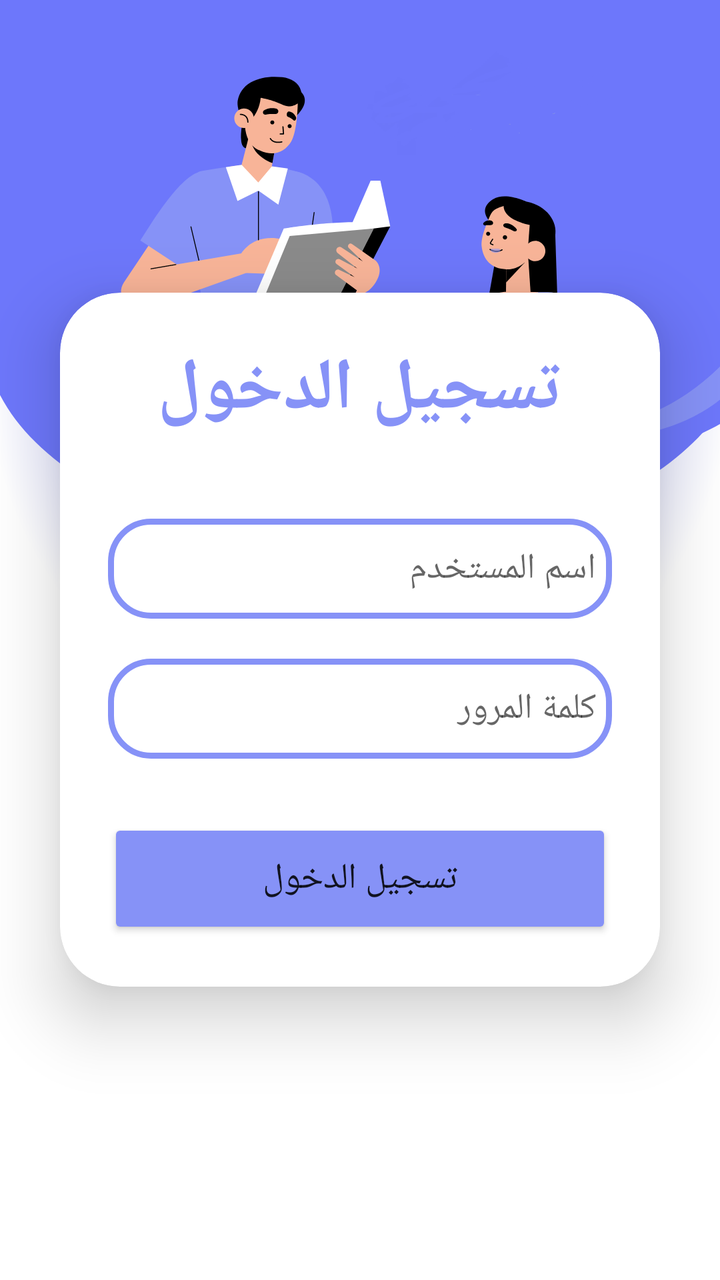
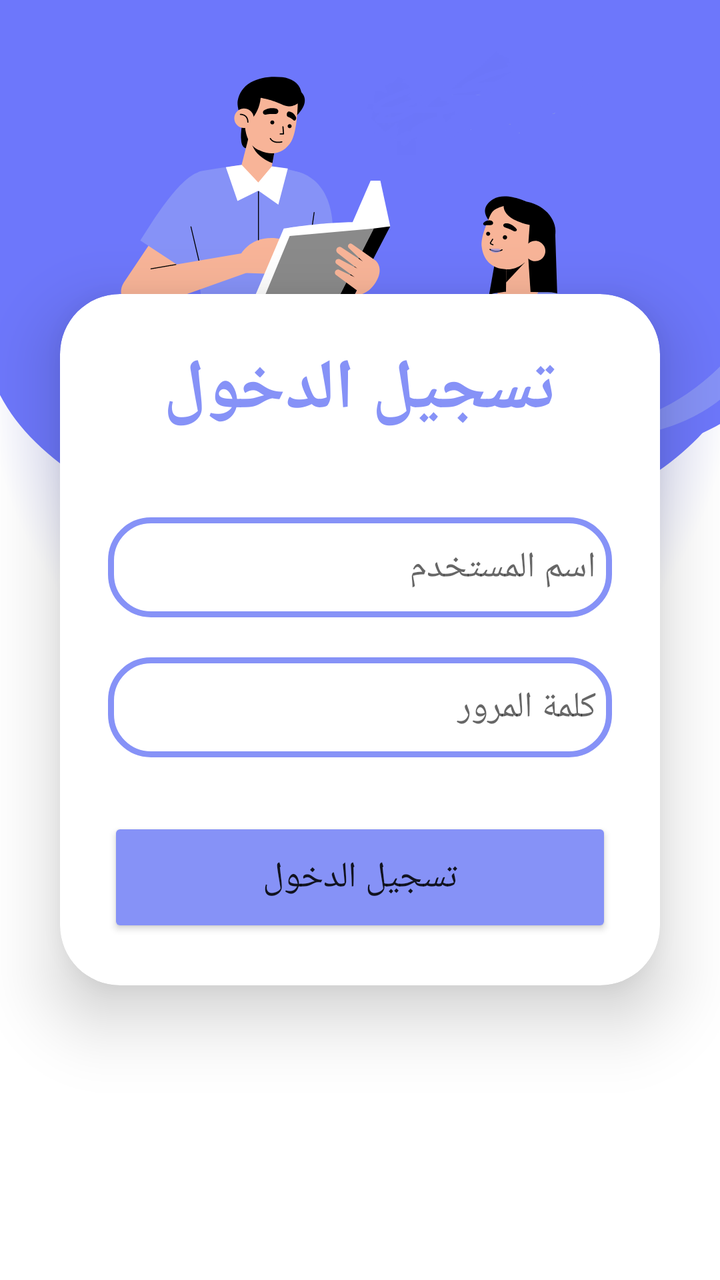

Before-and-after screenshots of an Android layout around one commit, followed by the original layout XML and the change that was made.
<!-- AndroidManifest.xml: application theme AppTheme -->
<!-- res/layout/activity_login_page.xml -->
<?xml version="1.0" encoding="utf-8"?>
<androidx.constraintlayout.widget.ConstraintLayout xmlns:android="http://schemas.android.com/apk/res/android"
    xmlns:app="http://schemas.android.com/apk/res-auto"
    xmlns:tools="http://schemas.android.com/tools"
    android:layout_width="match_parent"
    android:layout_height="match_parent"
    tools:context=".LoginPageActivity">


    <LinearLayout
        android:layout_width="match_parent"
        android:layout_height="match_parent"
        android:orientation="vertical"
        android:gravity="center"
        android:background="@drawable/loginbkg"
        tools:context=".LoginPageActivity">

        <androidx.cardview.widget.CardView
            android:layout_width="match_parent"
            android:layout_height="wrap_content"
            android:layout_margin="30dp"
            app:cardCornerRadius="30dp"
            app:cardElevation="20dp"
            android:background="@drawable/custom_edittext">

            <LinearLayout
                android:layout_width="match_parent"
                android:layout_height="wrap_content"
                android:orientation="vertical"
                android:layout_gravity="center_horizontal"
                android:padding="24dp">


                <TextView
                    android:layout_width="match_parent"
                    android:layout_height="wrap_content"
                    android:text="تسجيل الدخول"
                    android:id="@+id/loginText"
                    android:textSize="36sp"
                    android:textAlignment="center"
                    android:textStyle="bold"
                    android:textColor="@color/purple"/>

                <EditText
                    android:layout_width="match_parent"
                    android:layout_height="50dp"
                    android:id="@+id/username"
                    android:background="@drawable/custom_edittext"
                    android:drawablePadding="8dp"
                    android:hint="اسم المستخدم"
                    android:padding="8dp"
                    android:textColor="@color/black"
                    android:textColorHighlight="@color/cardview_dark_background"
                    android:layout_marginTop="40dp"/>

                <EditText
                    android:id="@+id/password"
                    android:layout_width="match_parent"
                    android:layout_height="50dp"
                    android:layout_marginTop="20dp"
                    android:background="@drawable/custom_edittext"

                    android:drawablePadding="8dp"
                    android:hint="كلمة المرور"
                    android:inputType="textPassword"
                    android:padding="8dp"
                    android:textAlignment="viewEnd"
                    android:textColor="@color/black"
                    android:textColorHighlight="@color/cardview_dark_background" />

                <Button
                    android:id="@+id/loginButton"
                    android:layout_width="match_parent"
                    android:layout_height="60dp"
                    android:layout_marginTop="30dp"
                    android:backgroundTint="@color/purple"
                    android:text="تسجيل الدخول"
                    android:textSize="18sp"
                    app:cornerRadius="20dp" />

            </LinearLayout>

        </androidx.cardview.widget.CardView>

    </LinearLayout>

</androidx.constraintlayout.widget.ConstraintLayout>
<!-- resources referenced by this layout -->
<resources>
  <color name="black">#FF000000</color>
  <color name="purple">#8692f7</color>
  <!-- drawable custom_edittext (drawable) -->
  <?xml version="1.0" encoding="utf-8"?>
  <shape xmlns:android="http://schemas.android.com/apk/res/android"
      android:shape="rectangle">
      <stroke
          android:width="3dp"
          android:color="@color/purple"/>
      <corners
          android:radius="20dp"/>
  </shape>
  <!-- drawable loginbkg: png bitmap (drawable, 135322 bytes) -->
  <style name="AppTheme" parent="Theme.AppCompat.Light.NoActionBar">
          <item name="colorPrimary">@color/purple_200</item>
          <item name="colorPrimaryDark">@color/purple_500</item>
          <item name="colorAccent">@color/purple_700</item>
          <item name="android:windowContentOverlay">@null</item>
          <item name="windowActionBar">false</item>
          <item name="windowNoTitle">true</item>
          <item name="drawerArrowStyle">@style/MaterialDrawer.DrawerArrowStyle</item>
  </style>
  <color name="purple_200">#FFBB86FC</color>
  <color name="purple_500">#FF6200EE</color>
  <color name="purple_700">#FF3700B3</color>
  <style name="MaterialDrawer.DrawerArrowStyle" parent="Widget.AppCompat.DrawerArrowToggle">
      <item name="spinBars">false</item>
      <item name="color">@android:color/white</item>
  </style>
</resources>

<!-- the commit's change to res/layout/activity_login_page.xml (unified diff, before → after) -->
@@ -36,7 +36,7 @@
                     android:layout_height="wrap_content"
                     android:text="تسجيل الدخول"
                     android:id="@+id/loginText"
-                    android:textSize="36sp"
+                    android:textSize="35sp"
                     android:textAlignment="center"
                     android:textStyle="bold"
                     android:textColor="@color/purple"/>
